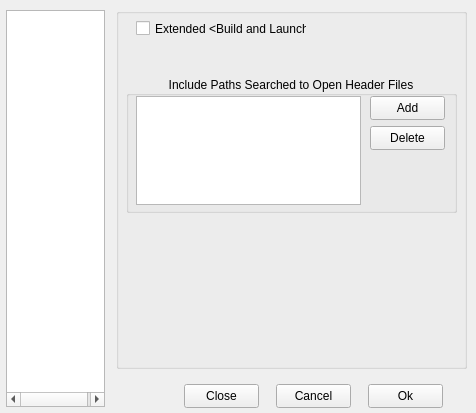
Before: the Qt Designer form hbide/setup.ui in FiveTechSoft/qtcontribs, drawn with Qt 5.
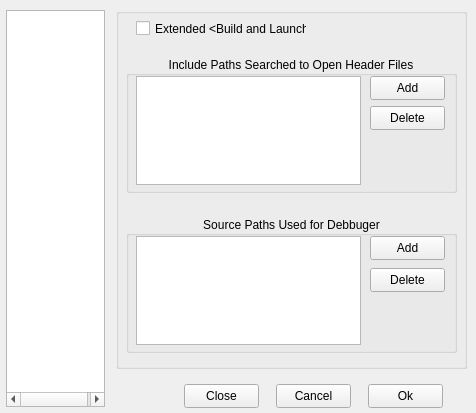
After: the same form once the commit is applied.

```diff
--- a/hbide/setup.ui
+++ b/hbide/setup.ui
@@ -3793,13 +3793,13 @@
       <property name="geometry">
        <rect>
         <x>10</x>
-        <y>68</y>
+        <y>48</y>
         <width>331</width>
         <height>137</height>
        </rect>
       </property>
       <property name="title">
-       <string>Include Paths Searched to Open Header Files</string>
+       <string> Include Paths Searched to Open Header Files </string>
       </property>
       <property name="alignment">
        <set>Qt::AlignCenter</set>
@@ -3847,6 +3847,64 @@
        </property>
       </widget>
      </widget>
+     <widget class="QGroupBox" name="groupBox_35">
+      <property name="geometry">
+       <rect>
+        <x>10</x>
+        <y>208</y>
+        <width>331</width>
+        <height>137</height>
+       </rect>
+      </property>
+      <property name="title">
+       <string> Source Paths Used for Debbuger </string>
+      </property>
+      <property name="alignment">
+       <set>Qt::AlignCenter</set>
+      </property>
+      <widget class="QListWidget" name="listSourcePaths">
+       <property name="geometry">
+        <rect>
+         <x>10</x>
+         <y>20</y>
+         <width>225</width>
+         <height>109</height>
+        </rect>
+       </property>
+      </widget>
+      <widget class="QPushButton" name="btnSourcePathsAdd">
+       <property name="geometry">
+        <rect>
+         <x>244</x>
+         <y>20</y>
+         <width>75</width>
+         <height>24</height>
+        </rect>
+       </property>
+       <property name="text">
+        <string>Add</string>
+       </property>
+       <property name="autoDefault">
+        <bool>false</bool>
+       </property>
+      </widget>
+      <widget class="QPushButton" name="btnSourcePathsDel">
+       <property name="geometry">
+        <rect>
+         <x>244</x>
+         <y>52</y>
+         <width>75</width>
+         <height>24</height>
+        </rect>
+       </property>
+       <property name="text">
+        <string>Delete</string>
+       </property>
+       <property name="autoDefault">
+        <bool>false</bool>
+       </property>
+      </widget>
+     </widget>
     </widget>
    </widget>
   </widget>
```
